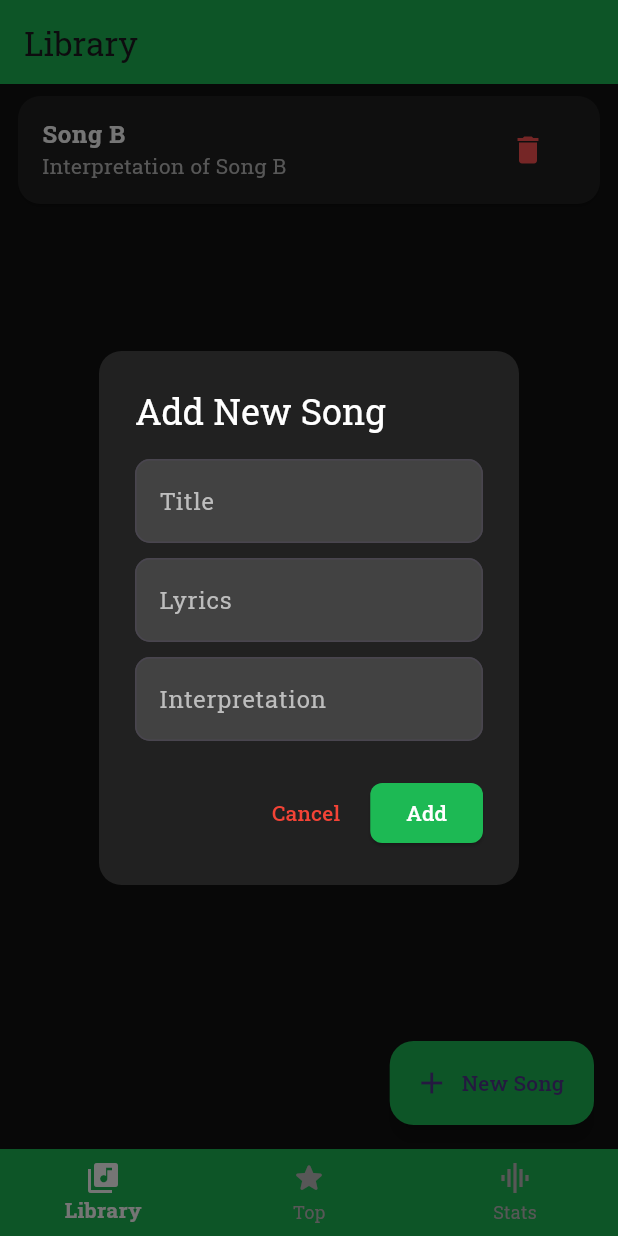
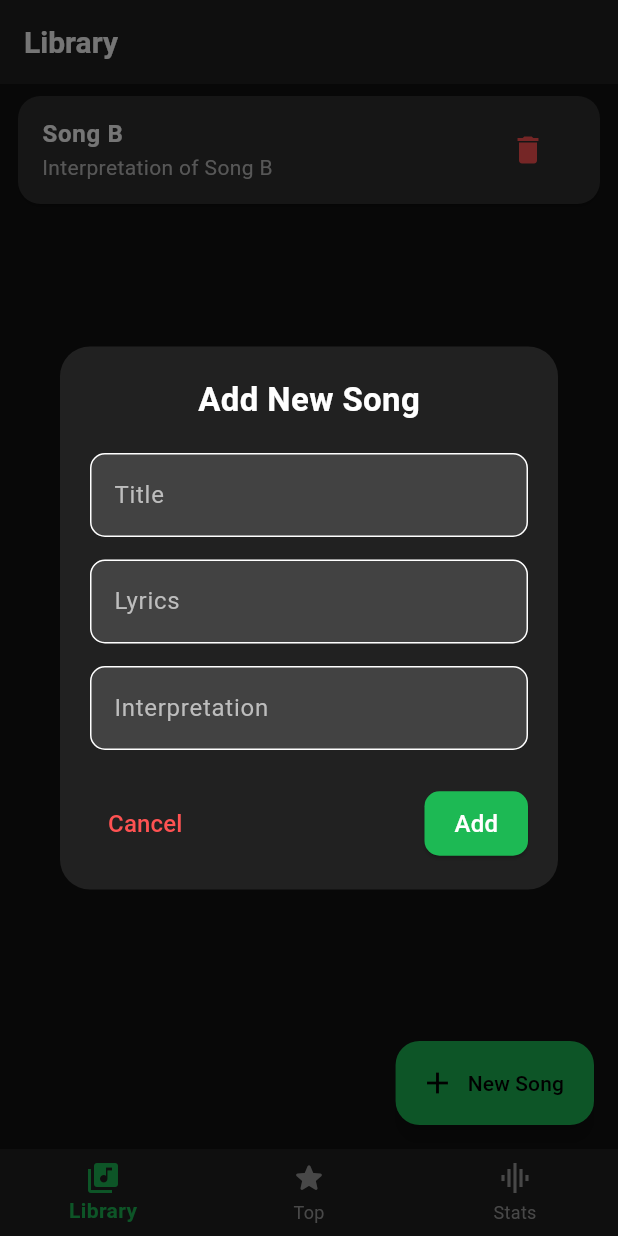
Before and after one commit to chrsthper/FP_TEKBER_LOVETIFY, a Flutter app: the screen it shows after launch, after a tap on the "delete" icon, after a tap on "New Song", on a phone screen of 412 x 824 dp. Run offline on Flutter 3.47's test engine with Material 3 defaults, Android fonts, the phone set to English and light mode, and no system bars.

Commit message:
changed navbar color

```diff
--- a/lib/library_page.dart
+++ b/lib/library_page.dart
@@ -41,30 +41,33 @@ class _LibraryPageState extends State<LibraryPage> {
 
     showDialog(
       context: context,
-      builder: (ctx) => AlertDialog(
+      builder: (ctx) => Dialog(
+        shape: RoundedRectangleBorder(borderRadius: BorderRadius.circular(20)),
         backgroundColor: Colors.grey[900],
-        shape: RoundedRectangleBorder(borderRadius: BorderRadius.circular(15)),
-        title: Text('Add New Song', style: TextStyle(color: Colors.white)),
-        content: Column(
+        child: SingleChildScrollView(
+          padding: EdgeInsets.all(20),
+          child: Column(
             mainAxisSize: MainAxisSize.min,
             children: [
+              Text(
+                'Add New Song',
+                style: TextStyle(fontSize: 22, fontWeight: FontWeight.bold, color: Colors.white),
+              ),
+              SizedBox(height: 20),
               _buildTextField(_titleController, 'Title'),
-            SizedBox(height: 10),
+              SizedBox(height: 15),
               _buildTextField(_lyricsController, 'Lyrics'),
-            SizedBox(height: 10),
+              SizedBox(height: 15),
               _buildTextField(_translationController, 'Interpretation'),
-          ],
-        ),
-        actions: [
+              SizedBox(height: 25),
+              Row(
+                mainAxisAlignment: MainAxisAlignment.spaceBetween,
+                children: [
                   TextButton(
                     onPressed: () => Navigator.pop(context),
-            child: Text('Cancel', style: TextStyle(color: Colors.red)),
+                    child: Text('Cancel', style: TextStyle(color: Colors.redAccent, fontSize: 16)),
                   ),
                   ElevatedButton(
-            style: ElevatedButton.styleFrom(
-              backgroundColor: Color(0xFF1DB954),
-              shape: RoundedRectangleBorder(borderRadius: BorderRadius.circular(8)),
-            ),
                     onPressed: () {
                       final newSong = Song(
                         id: DateTime.now().toString(),
@@ -75,9 +78,18 @@ class _LibraryPageState extends State<LibraryPage> {
                       _addSong(newSong);
                       Navigator.pop(context);
                     },
-            child: Text('Add', style: TextStyle(color: Colors.white)),
+                    style: ElevatedButton.styleFrom(
+                      backgroundColor: Color(0xFF1DB954),
+                      padding: EdgeInsets.symmetric(horizontal: 20, vertical: 10),
+                      shape: RoundedRectangleBorder(borderRadius: BorderRadius.circular(10)),
+                    ),
+                    child: Text('Add', style: TextStyle(fontSize: 16, color: Colors.white)),
                   ),
                 ],
+              ),
+            ],
+          ),
+        ),
       ),
     );
   }
@@ -100,8 +112,8 @@ class _LibraryPageState extends State<LibraryPage> {
   Widget build(BuildContext context) {
     return Scaffold(
       appBar: AppBar(
-        title: Text('Library'),
-        backgroundColor: Color(0xFF1DB954),
+        title: Text('Library', style: TextStyle(fontWeight: FontWeight.bold, fontSize: 20)),
+        backgroundColor: Colors.grey[900],
       ),
       body: _songs.isEmpty
           ? Center(
@@ -116,7 +128,7 @@ class _LibraryPageState extends State<LibraryPage> {
                 final song = _songs[index];
                 return Card(
                   margin: EdgeInsets.symmetric(vertical: 8, horizontal: 12),
-                  color: Colors.grey[900],
+                  color: Colors.grey[850],
                   shape: RoundedRectangleBorder(borderRadius: BorderRadius.circular(15)),
                   child: ListTile(
                     title: Text(song.title, style: TextStyle(color: Colors.white, fontWeight: FontWeight.bold)),
--- a/lib/main.dart
+++ b/lib/main.dart
@@ -14,12 +14,17 @@ class MyApp extends StatelessWidget {
     return MaterialApp(
       debugShowCheckedModeBanner: false,
       theme: ThemeData(
-        scaffoldBackgroundColor: Color(0xFF121212), // Background gelap
-        primaryColor: Color(0xFF1DB954), // Warna utama Spotify-like
-        fontFamily: 'RobotoSlab', // Tambahkan font ini di pubspec.yaml
+        scaffoldBackgroundColor: Color(0xFF121212),
+        primaryColor: Color(0xFF1DB954),
+        fontFamily: 'RobotoSlab',
         textTheme: TextTheme(
-          bodyMedium: TextStyle(color: Colors.grey[400]), // Pengganti bodyText2
-          bodyLarge: TextStyle(color: Colors.white), // Pengganti bodyText1
+          bodyMedium: TextStyle(color: Colors.grey[300]),
+          bodyLarge: TextStyle(color: Colors.white),
+        ),
+        colorScheme: ColorScheme.dark(
+          primary: Color(0xFF1DB954),
+          surface: Colors.grey[850] ?? Colors.grey, // Menambahkan nilai default
+          onSurface: Colors.white,
         ),
       ),
       home: SplashScreen(),
@@ -46,6 +51,9 @@ class _HomeScreenState extends State<HomeScreen> {
     return Scaffold(
       body: AnimatedSwitcher(
         duration: Duration(milliseconds: 500),
+        transitionBuilder: (widget, animation) {
+          return FadeTransition(opacity: animation, child: widget);
+        },
         child: _pages[_currentIndex],
       ),
       bottomNavigationBar: BottomNavigationBar(
@@ -55,9 +63,9 @@ class _HomeScreenState extends State<HomeScreen> {
             _currentIndex = index;
           });
         },
-        backgroundColor: Color(0xFF1DB954),
-        selectedItemColor: Colors.white,
-        unselectedItemColor: Colors.grey[400],
+        backgroundColor: Colors.grey[900],
+        selectedItemColor: Color(0xFF1DB954),
+        unselectedItemColor: Colors.grey[500],
         type: BottomNavigationBarType.fixed,
         elevation: 10,
         selectedLabelStyle: TextStyle(fontWeight: FontWeight.bold, fontSize: 14),
--- a/lib/song_detail_page.dart
+++ b/lib/song_detail_page.dart
@@ -27,8 +27,8 @@ class SongDetailPage extends StatelessWidget {
 
     return Scaffold(
       appBar: AppBar(
-        title: Text(song.title),
-        backgroundColor: Color(0xFF1DB954),
+        title: Text(song.title, style: TextStyle(fontWeight: FontWeight.bold)),
+        backgroundColor: Colors.grey[900],
         actions: [
           IconButton(
             icon: Icon(Icons.save),
@@ -36,8 +36,8 @@ class SongDetailPage extends StatelessWidget {
           ),
         ],
       ),
-      body: Padding(
-        padding: const EdgeInsets.all(16.0),
+      body: SingleChildScrollView(
+        padding: EdgeInsets.all(16.0),
         child: Column(
           crossAxisAlignment: CrossAxisAlignment.start,
           children: [
@@ -54,7 +54,7 @@ class SongDetailPage extends StatelessWidget {
               child: ElevatedButton.icon(
                 onPressed: _saveChanges,
                 icon: Icon(Icons.check, size: 20),
-                label: Text('Save Changes'),
+                label: Text('Save Changes', style: TextStyle(fontSize: 16)),
                 style: ElevatedButton.styleFrom(
                   backgroundColor: Color(0xFF1DB954),
                   foregroundColor: Colors.white,
--- a/lib/splash_screen.dart
+++ b/lib/splash_screen.dart
@@ -29,7 +29,12 @@ class _SplashScreenState extends State<SplashScreen>
     Future.delayed(Duration(seconds: 3), () {
       Navigator.pushReplacement(
         context,
-        MaterialPageRoute(builder: (context) => HomeScreen()),
+        PageRouteBuilder(
+          pageBuilder: (context, animation1, animation2) => HomeScreen(),
+          transitionsBuilder: (context, animation, secondaryAnimation, child) {
+            return FadeTransition(opacity: animation, child: child);
+          },
+        ),
       );
     });
   }
--- a/lib/stats_page.dart
+++ b/lib/stats_page.dart
@@ -9,7 +9,7 @@ class StatsPage extends StatelessWidget {
           'Statistics',
           style: TextStyle(fontWeight: FontWeight.bold, fontSize: 20),
         ),
-        backgroundColor: Color(0xFF1DB954),
+        backgroundColor: Colors.grey[900],
       ),
       body: Padding(
         padding: const EdgeInsets.all(16.0),
@@ -82,7 +82,7 @@ class StatsPage extends StatelessWidget {
     required Color color,
   }) {
     return Card(
-      color: Colors.grey[900],
+      color: Colors.grey[850],
       shape: RoundedRectangleBorder(borderRadius: BorderRadius.circular(12)),
       elevation: 3,
       child: Padding(
--- a/pubspec.yaml
+++ b/pubspec.yaml
@@ -52,10 +52,7 @@ dev_dependencies:
 
 # The following section is specific to Flutter packages.
 flutter:
-  fonts:
-      - family: RobotoSlab
-        fonts:
-          - asset: fonts/RobotoSlab-Regular.ttf
+
 
   # The following line ensures that the Material Icons font is
   # included with your application, so that you can use the icons in
```
Lines whose indentation alone changed are shown as unchanged.
